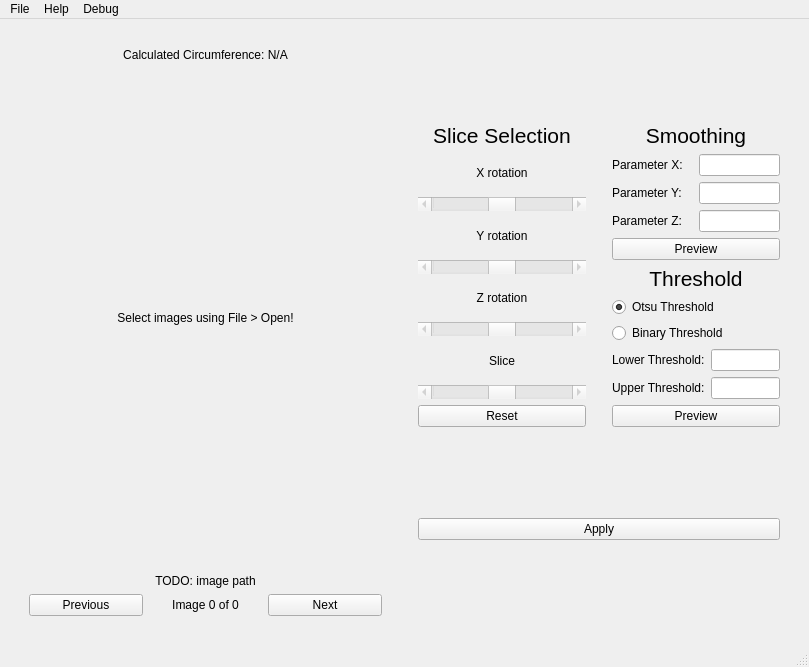
First picture: the form in src/GUI/main.ui, repository NIRALUser/NeuroRuler, before the edit.
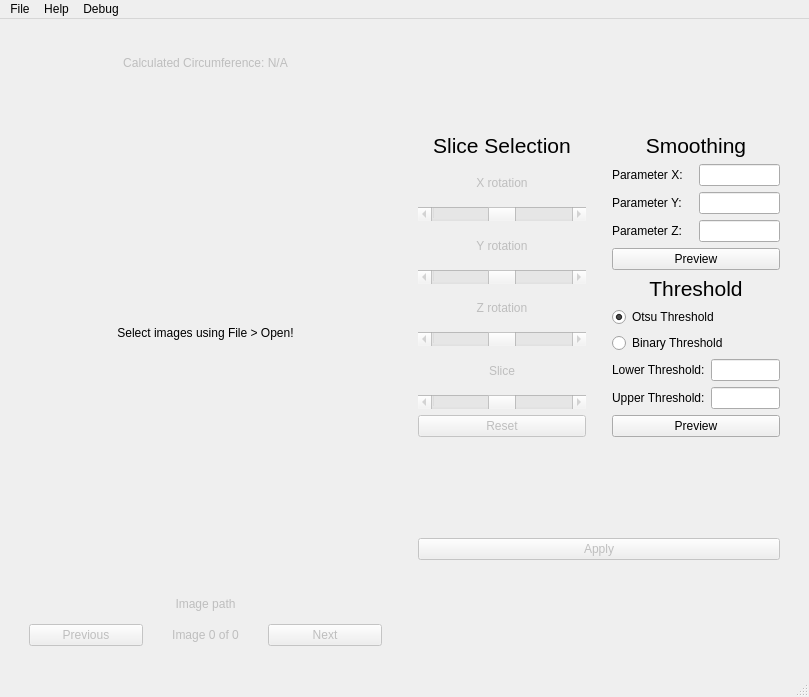
Second picture: the form after the edit.

```diff
--- a/src/GUI/main.ui
+++ b/src/GUI/main.ui
@@ -7,7 +7,7 @@
     <x>0</x>
     <y>0</y>
     <width>809</width>
-    <height>658</height>
+    <height>697</height>
    </rect>
   </property>
   <property name="windowTitle">
@@ -30,7 +30,10 @@
        <number>20</number>
       </property>
       <item>
-       <widget class="QLabel" name="label_2">
+       <widget class="QLabel" name="circumference_label">
+        <property name="enabled">
+         <bool>false</bool>
+        </property>
         <property name="text">
          <string>Calculated Circumference: N/A</string>
         </property>
@@ -71,9 +74,12 @@
        </widget>
       </item>
       <item>
-       <widget class="QLabel" name="label">
+       <widget class="QLabel" name="image_path_label">
+        <property name="enabled">
+         <bool>false</bool>
+        </property>
         <property name="text">
-         <string>TODO: image path</string>
+         <string>Image path</string>
         </property>
         <property name="alignment">
          <set>Qt::AlignCenter</set>
@@ -85,7 +91,7 @@
         <item>
          <widget class="QPushButton" name="previous_button">
           <property name="enabled">
-           <bool>true</bool>
+           <bool>false</bool>
           </property>
           <property name="cursor">
            <cursorShape>ArrowCursor</cursorShape>
@@ -104,7 +110,7 @@
         <item>
          <widget class="QLabel" name="image_num_label">
           <property name="enabled">
-           <bool>true</bool>
+           <bool>false</bool>
           </property>
           <property name="text">
            <string>Image 0 of 0</string>
@@ -117,7 +123,7 @@
         <item>
          <widget class="QPushButton" name="next_button">
           <property name="enabled">
-           <bool>true</bool>
+           <bool>false</bool>
           </property>
           <property name="cursor">
            <cursorShape>ArrowCursor</cursorShape>
@@ -191,7 +197,7 @@
           <item>
            <widget class="QLabel" name="x_rotation_label">
             <property name="enabled">
-             <bool>true</bool>
+             <bool>false</bool>
             </property>
             <property name="text">
              <string>X rotation</string>
@@ -229,7 +235,7 @@
           <item>
            <widget class="QLabel" name="y_rotation_label">
             <property name="enabled">
-             <bool>true</bool>
+             <bool>false</bool>
             </property>
             <property name="text">
              <string>Y rotation</string>
@@ -267,7 +273,7 @@
           <item>
            <widget class="QLabel" name="z_rotation_label">
             <property name="enabled">
-             <bool>true</bool>
+             <bool>false</bool>
             </property>
             <property name="text">
              <string>Z rotation</string>
@@ -305,7 +311,7 @@
           <item>
            <widget class="QLabel" name="slice_num_label">
             <property name="enabled">
-             <bool>true</bool>
+             <bool>false</bool>
             </property>
             <property name="text">
              <string>Slice</string>
@@ -343,7 +349,7 @@
           <item>
            <widget class="QPushButton" name="reset_button">
             <property name="enabled">
-             <bool>true</bool>
+             <bool>false</bool>
             </property>
             <property name="cursor">
              <cursorShape>ArrowCursor</cursorShape>
@@ -397,7 +403,10 @@
             <item>
              <layout class="QHBoxLayout" name="horizontalLayout_3">
               <item>
-               <widget class="QLabel" name="label_4">
+               <widget class="QLabel" name="parameter">
+                <property name="enabled">
+                 <bool>true</bool>
+                </property>
                 <property name="text">
                  <string>Parameter X:</string>
                 </property>
@@ -405,6 +414,9 @@
               </item>
               <item>
                <widget class="QLineEdit" name="lineEdit">
+                <property name="enabled">
+                 <bool>true</bool>
+                </property>
                 <property name="sizePolicy">
                  <sizepolicy hsizetype="Ignored" vsizetype="Fixed">
                   <horstretch>0</horstretch>
@@ -419,6 +431,9 @@
              <layout class="QHBoxLayout" name="horizontalLayout_4">
               <item>
                <widget class="QLabel" name="label_5">
+                <property name="enabled">
+                 <bool>true</bool>
+                </property>
                 <property name="text">
                  <string>Parameter Y:</string>
                 </property>
@@ -426,6 +441,9 @@
               </item>
               <item>
                <widget class="QLineEdit" name="lineEdit_2">
+                <property name="enabled">
+                 <bool>true</bool>
+                </property>
                 <property name="sizePolicy">
                  <sizepolicy hsizetype="Ignored" vsizetype="Fixed">
                   <horstretch>0</horstretch>
@@ -568,7 +586,7 @@
       <item>
        <widget class="QPushButton" name="apply_button">
         <property name="enabled">
-         <bool>true</bool>
+         <bool>false</bool>
         </property>
         <property name="cursor">
          <cursorShape>ArrowCursor</cursorShape>
```
Left out of the diff: 17 changed lines with no effect on the pictures.
